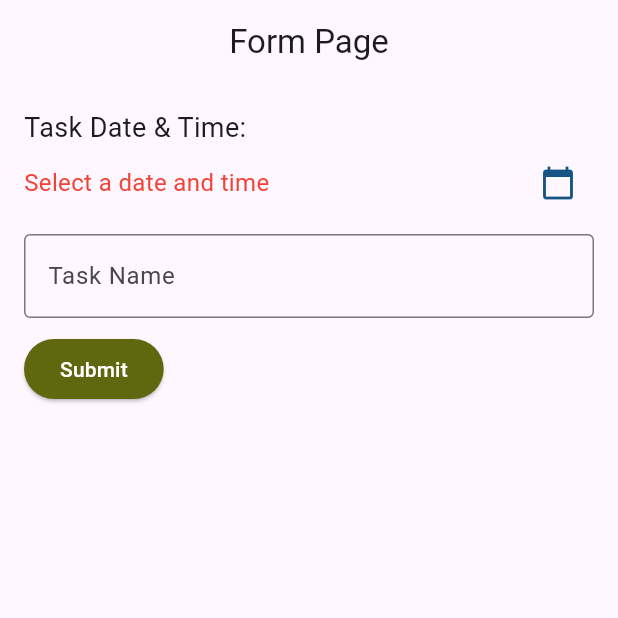
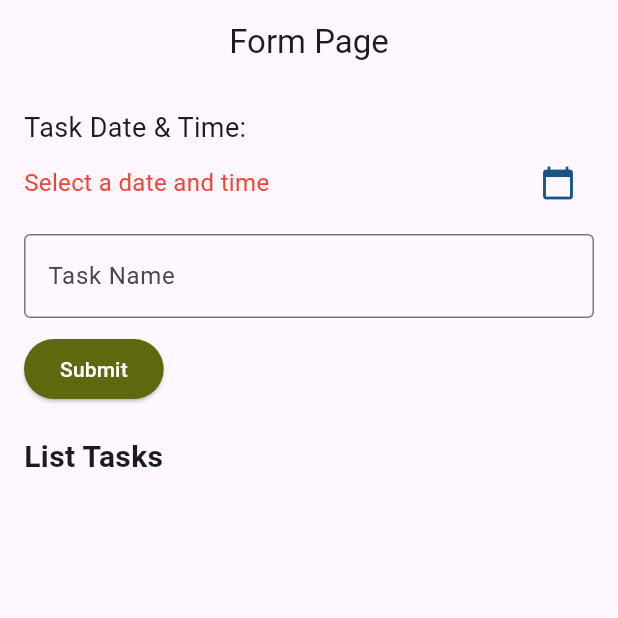
Before and after one commit to NilaAyu1611/TodoApp_0138, a Flutter app: the screen it shows after launch, on a phone screen of 412 x 824 dp, the top half of it. Run offline on Flutter 3.47's test engine with Material 3 defaults, Android fonts, the phone set to English and light mode, and no system bars.

Commit message:
label list task

```diff
--- a/lib/taskform_page.dart
+++ b/lib/taskform_page.dart
@@ -140,6 +140,8 @@ class _TaskFormPageState extends State<TaskFormPage> {
               ),
               child: const Text('Submit', style: TextStyle(color: Colors.white)),
             ),
+            const SizedBox(height: 20),
+            const Text('List Tasks', style: TextStyle(fontSize: 20, fontWeight: FontWeight.bold)),
           ]
         ),
 
```
